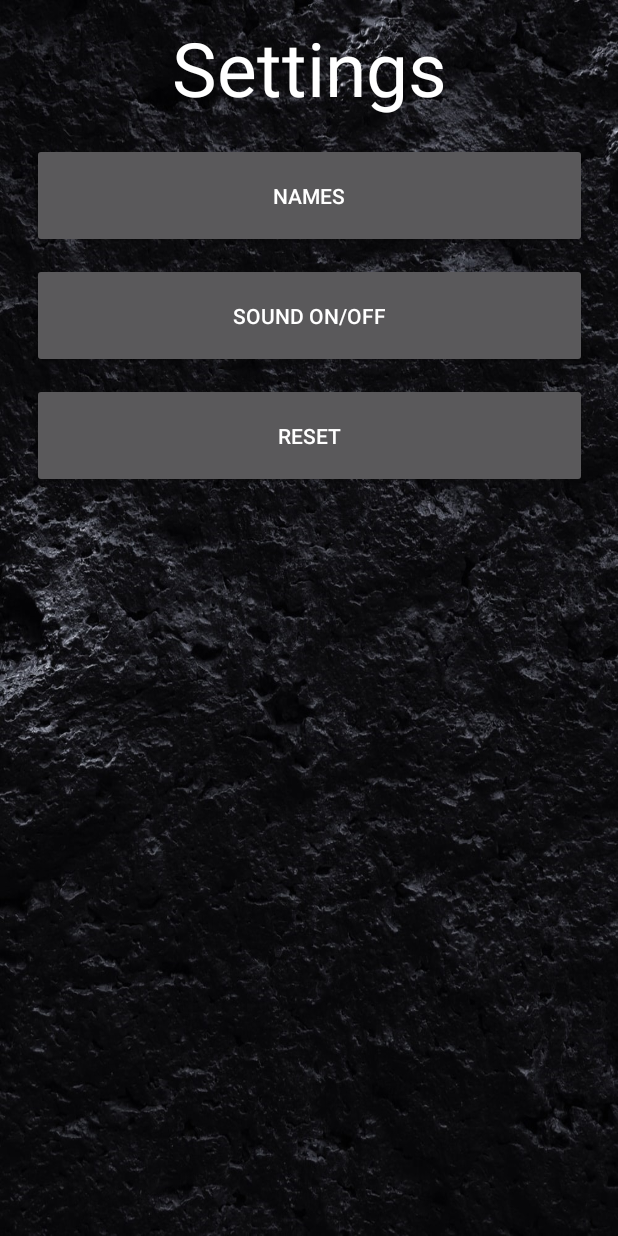
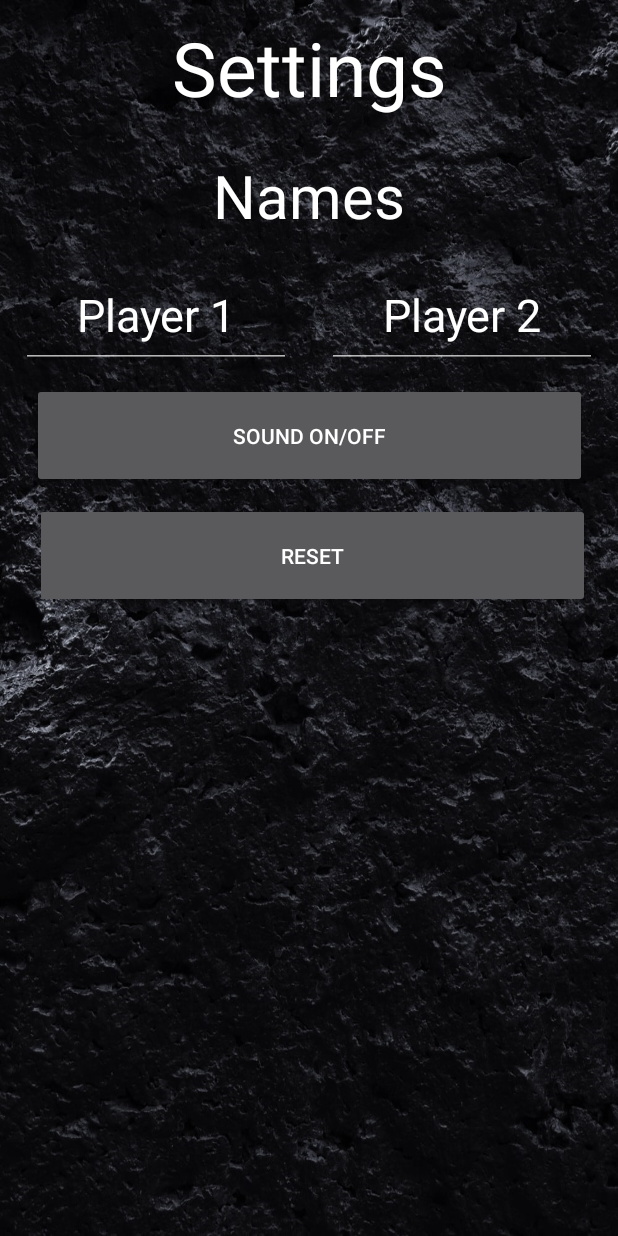
Before and after one commit to dgyves/Gomoku, an Android app: the screen it shows after launch (MainMenu), after a tap on "SETTINGS", on a phone screen of 412 x 824 dp. Run offline under Robolectric (Android 15) with nearby library versions, the phone set to English and light mode, and no system bars.

Commit message:
Updated Settings: changed UI to be a more interactive with the names

```diff
--- a/app/src/main/res/layout/fragment_end_game.xml
+++ b/app/src/main/res/layout/fragment_end_game.xml
@@ -53,10 +53,10 @@
         app:layout_constraintEnd_toEndOf="parent"
         app:layout_constraintHorizontal_bias="0.5"
         app:layout_constraintStart_toStartOf="parent"
-        app:layout_constraintTop_toBottomOf="@+id/imageView" />
+        app:layout_constraintTop_toBottomOf="@+id/screenshot" />
 
     <ImageView
-        android:id="@+id/imageView"
+        android:id="@+id/screenshot"
         android:layout_width="370dp"
         android:layout_height="370dp"
         android:layout_margin="10dp"
--- a/app/src/main/res/layout/fragment_settings.xml
+++ b/app/src/main/res/layout/fragment_settings.xml
@@ -4,34 +4,63 @@
     xmlns:tools="http://schemas.android.com/tools"
     android:layout_width="match_parent"
     android:layout_height="match_parent"
+    android:background="@drawable/mainmenubackground"
     android:elevation="20dp"
-    android:background="@drawable/mainmenubackground"
     tools:context=".SettingsFragment">
 
     <TextView
-        android:id="@+id/end_title"
-        android:textColor="@color/colorAccent"
+        android:id="@+id/settings_title"
         android:layout_width="380dp"
         android:layout_height="80dp"
         android:layout_margin="5dp"
         android:gravity="center"
         android:text="Settings"
+        android:textColor="@color/colorAccent"
         android:textSize="50dp"
         app:layout_constraintEnd_toEndOf="parent"
         app:layout_constraintHorizontal_bias="0.5"
         app:layout_constraintStart_toStartOf="parent"
         app:layout_constraintTop_toTopOf="parent" />
 
-    <Button
-        android:id="@+id/play_button"
+    <TextView
+        android:id="@+id/names_title"
+        android:textColor="@color/colorAccent"
+        android:textSize="40dp"
         android:layout_width="370dp"
         android:layout_height="70dp"
         android:layout_margin="10dp"
+        android:gravity="center"
         android:text="Names"
         app:layout_constraintEnd_toEndOf="parent"
         app:layout_constraintHorizontal_bias="0.5"
         app:layout_constraintStart_toStartOf="parent"
-        app:layout_constraintTop_toBottomOf="@+id/end_title" />
+        app:layout_constraintTop_toBottomOf="@+id/settings_title" />
+
+    <EditText
+        android:id="@+id/player1"
+        android:layout_width="180dp"
+        android:layout_height="70dp"
+        android:text="Player 1"
+        android:textSize="30dp"
+        android:layout_margin="10dp"
+        android:gravity="center"
+        app:layout_constraintEnd_toStartOf="@+id/player2"
+        app:layout_constraintHorizontal_bias="0.5"
+        app:layout_constraintStart_toStartOf="parent"
+        app:layout_constraintTop_toBottomOf="@+id/names_title" />
+
+    <EditText
+        android:id="@+id/player2"
+        android:layout_width="180dp"
+        android:layout_height="70dp"
+        android:layout_margin="10dp"
+        android:gravity="center"
+        android:text="Player 2"
+        android:textSize="30dp"
+        app:layout_constraintEnd_toEndOf="parent"
+        app:layout_constraintHorizontal_bias="0.5"
+        app:layout_constraintStart_toEndOf="@+id/player1"
+        app:layout_constraintTop_toBottomOf="@+id/names_title" />
 
     <Button
         android:id="@+id/share_button"
@@ -42,16 +71,17 @@
         app:layout_constraintEnd_toEndOf="parent"
         app:layout_constraintHorizontal_bias="0.5"
         app:layout_constraintStart_toStartOf="parent"
-        app:layout_constraintTop_toBottomOf="@+id/play_button" />
+        app:layout_constraintTop_toBottomOf="@+id/player1" />
 
     <Button
         android:id="@+id/restart_button"
         android:layout_width="370dp"
         android:layout_height="70dp"
         android:layout_margin="10dp"
+        android:layout_marginTop="156dp"
         android:text="RESET"
         app:layout_constraintEnd_toEndOf="parent"
-        app:layout_constraintHorizontal_bias="0.5"
+        app:layout_constraintHorizontal_bias="0.609"
         app:layout_constraintStart_toStartOf="parent"
         app:layout_constraintTop_toBottomOf="@+id/share_button" />
 
```
